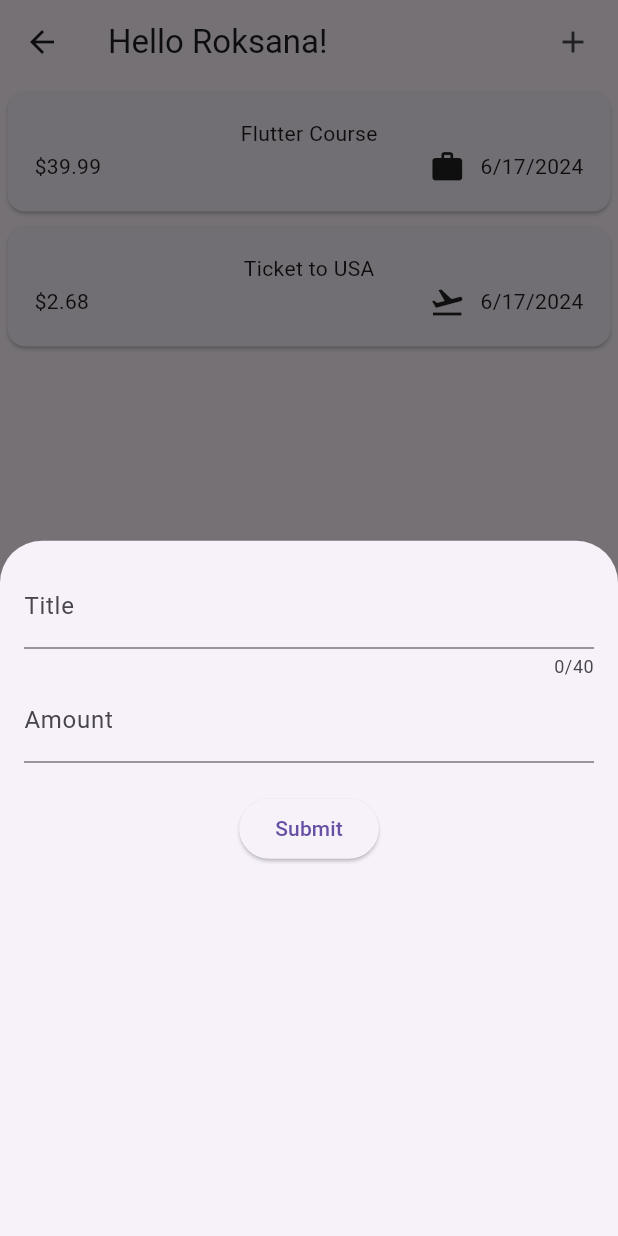
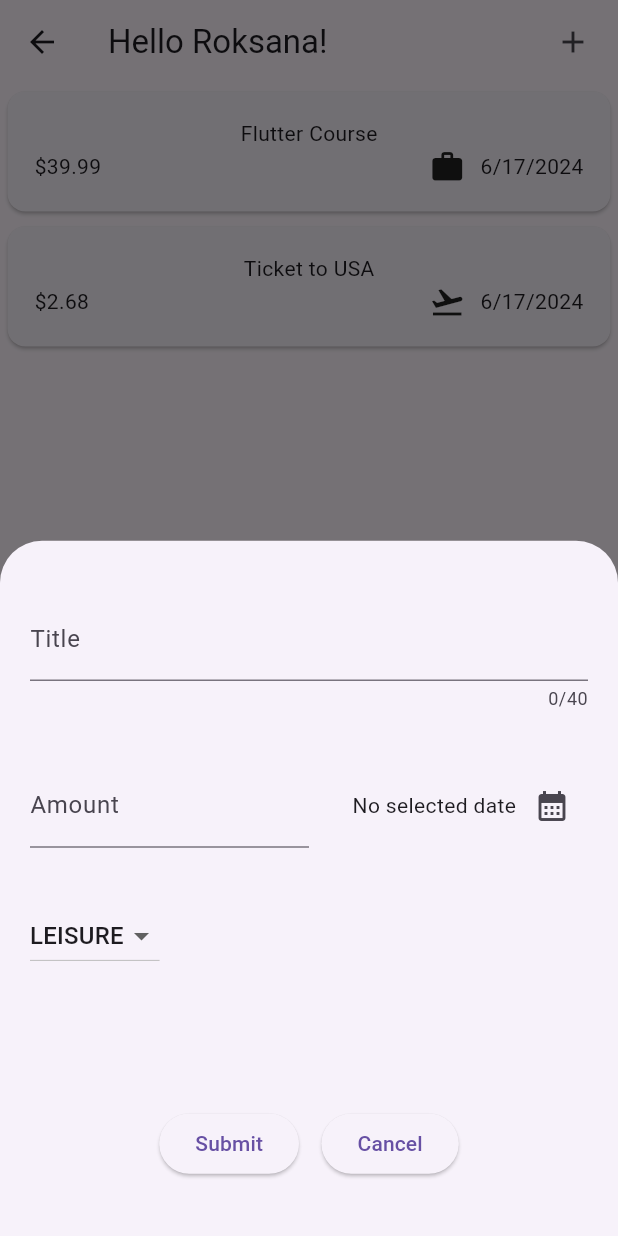
Before and after one commit to tloxiu/expense_tracker_app, a Flutter app: the ExpensesPage screen opened directly, after a tap on the "add" icon, on a phone screen of 412 x 824 dp. Run offline on Flutter 3.47's test engine with Material 3 defaults, Android fonts, the phone set to English and light mode, and no system bars; our stand-ins replace google_fonts.

```diff
--- a/lib/components/expenses_item.dart
+++ b/lib/components/expenses_item.dart
@@ -25,7 +25,9 @@ class ExpensesItem extends StatelessWidget {
                   children: [
                     Icon(categoryIcons[expense.category]),
                     const SizedBox(width: 10),
-                    Text(expense.formatDate()),
+                    Text(
+                      expense.formatDate(),
+                    ),
                   ],
                 ),
               ],
--- a/lib/components/new_expense.dart
+++ b/lib/components/new_expense.dart
@@ -1,7 +1,10 @@
+import 'package:expense_tracker_app/models/expenses_model.dart';
 import 'package:flutter/material.dart';
 
 class NewExpense extends StatefulWidget {
-  const NewExpense({super.key});
+  const NewExpense({super.key, required this.onAddExpense});
+
+  final void Function(ExpensesModel expense) onAddExpense;
 
   @override
   State<NewExpense> createState() => _NewExpenseState();
@@ -10,6 +13,8 @@ class NewExpense extends StatefulWidget {
 class _NewExpenseState extends State<NewExpense> {
   final _titleController = TextEditingController();
   final _amountController = TextEditingController();
+  DateTime? selectedDate;
+  Category selectedCategory = Category.leisure;
 
   @override
   void dispose() {
@@ -18,11 +23,55 @@ class _NewExpenseState extends State<NewExpense> {
     super.dispose();
   }
 
+  void _showDatePicker() async {
+    DateTime firstDate = DateTime.now().subtract(const Duration(days: 365));
+    DateTime lastDate = DateTime.now();
+
+    final date = await showDatePicker(
+        context: context, firstDate: firstDate, lastDate: lastDate);
+
+    setState(() {
+      selectedDate = date;
+    });
+  }
+
+  void checkAndSubmitForm() {
+    final enteredAmount = double.tryParse(_amountController.text);
+    final amountIsInvalid = enteredAmount == null || enteredAmount <= 0;
+
+    if (_titleController.text.trim().isEmpty ||
+        amountIsInvalid ||
+        selectedDate == null) {
+      showDialog(
+        context: context,
+        builder: (context) => AlertDialog(
+          title: const Text('Invalid input'),
+          content: const Text(
+              'Please make sure a valid title, amount, date and category was entered'),
+          actions: [
+            TextButton(
+                onPressed: () {
+                  Navigator.pop(context);
+                },
+                child: const Text('OK'))
+          ],
+        ),
+      );
+      return;
+    }
+    widget.onAddExpense(ExpensesModel(
+        title: _titleController.text,
+        amount: enteredAmount,
+        date: selectedDate!,
+        category: selectedCategory));
+  }
+
   @override
   Widget build(BuildContext context) {
     return Padding(
-      padding: const EdgeInsets.all(16),
+      padding: const EdgeInsets.all(20),
       child: Column(
+        mainAxisAlignment: MainAxisAlignment.spaceAround,
         children: [
           TextField(
             controller: _titleController,
@@ -31,7 +80,11 @@ class _NewExpenseState extends State<NewExpense> {
               label: Text("Title"),
             ),
           ),
-          TextField(
+          Row(
+            mainAxisAlignment: MainAxisAlignment.spaceBetween,
+            children: [
+              Expanded(
+                child: TextField(
                   controller: _amountController,
                   keyboardType: TextInputType.number,
                   decoration: const InputDecoration(
@@ -39,15 +92,68 @@ class _NewExpenseState extends State<NewExpense> {
                     label: Text('Amount'),
                   ),
                 ),
+              ),
+              Expanded(
+                child: Row(
+                  mainAxisAlignment: MainAxisAlignment.end,
+                  children: [
+                    Text(selectedDate == null
+                        ? 'No selected date'
+                        : formatter.format(selectedDate!)),
+                    IconButton(
+                      onPressed: _showDatePicker,
+                      icon: const Icon(Icons.calendar_month),
+                    ),
+                  ],
+                ),
+              )
+            ],
+          ),
+          Align(
+            alignment: Alignment.centerLeft,
+            child: DropdownButton(
+              value: selectedCategory,
+              items: Category.values
+                  .map(
+                    (category) => DropdownMenuItem(
+                      value: category,
+                      child: Text(
+                        category.name.toUpperCase(),
+                      ),
+                    ),
+                  )
+                  .toList(),
+              onChanged: (value) {
+                setState(() {
+                  if (value == null) {
+                    return;
+                  }
+                  selectedCategory = value;
+                });
+              },
+            ),
+          ),
           const SizedBox(
             height: 20,
           ),
+          Row(
+            mainAxisAlignment: MainAxisAlignment.center,
+            children: [
+              ElevatedButton(
+                onPressed: checkAndSubmitForm,
+                child: const Text('Submit'),
+              ),
+              const SizedBox(
+                width: 15,
+              ),
               ElevatedButton(
                 onPressed: () {
-                print(_titleController);
-                print(_amountController);
+                  Navigator.pop(context);
                 },
-              child: const Text('Submit'))
+                child: const Text('Cancel'),
+              ),
+            ],
+          )
         ],
       ),
     );
--- a/lib/models/expenses_model.dart
+++ b/lib/models/expenses_model.dart
@@ -1,6 +1,6 @@
-import 'package:intl/intl.dart';
 import 'package:uuid/uuid.dart';
 import 'package:flutter/material.dart';
+import 'package:intl/intl.dart';
 
 final formatter = DateFormat.yMd();
 
--- a/lib/screens/expenses_page.dart
+++ b/lib/screens/expenses_page.dart
@@ -11,6 +11,13 @@ class ExpensesPage extends StatefulWidget {
 }
 
 class _ExpensesPageState extends State<ExpensesPage> {
+
+  void saveExpense(ExpensesModel expense) {
+    setState(() {
+      registeredExpenses.add(expense);
+    });
+  }
+
   @override
   Widget build(BuildContext context) {
     return Scaffold(
@@ -19,7 +26,12 @@ class _ExpensesPageState extends State<ExpensesPage> {
         actions: [
           IconButton(
             onPressed: () {
-              showModalBottomSheet(context: context, builder: (ctx) => const NewExpense(),);
+              showModalBottomSheet(
+                context: context,
+                builder: (ctx) => NewExpense(
+                  onAddExpense: saveExpense,
+                ),
+              );
             },
             icon: const Padding(
               padding: EdgeInsets.only(right: 10),
```
Lines whose indentation alone changed are shown as unchanged.
